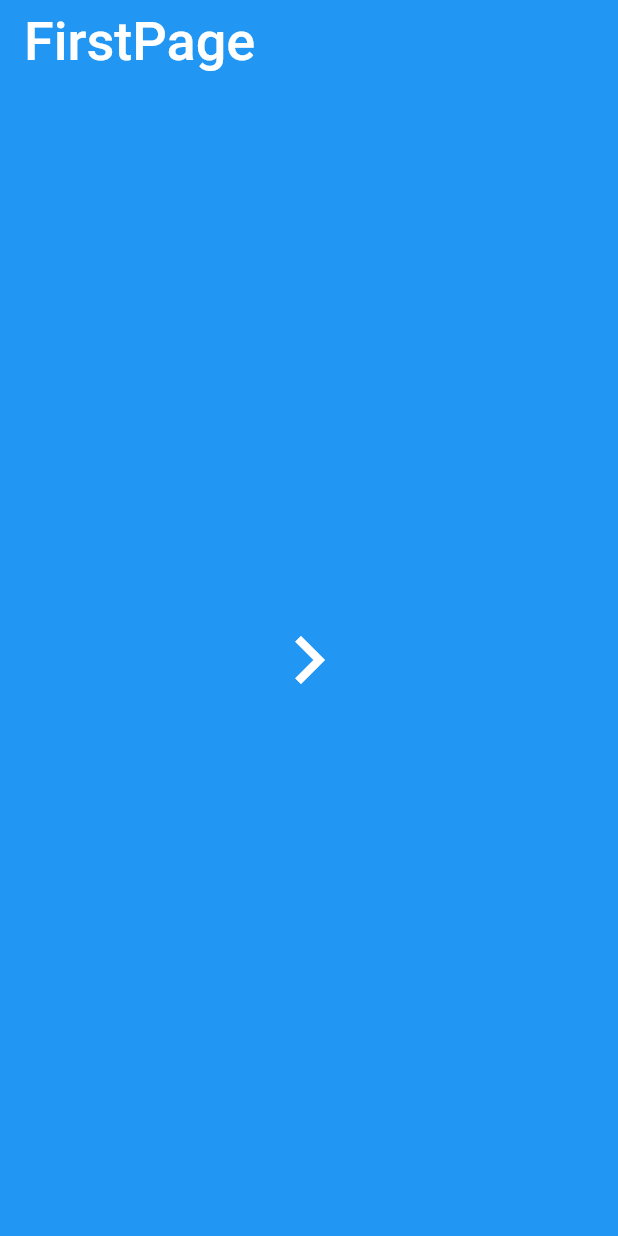
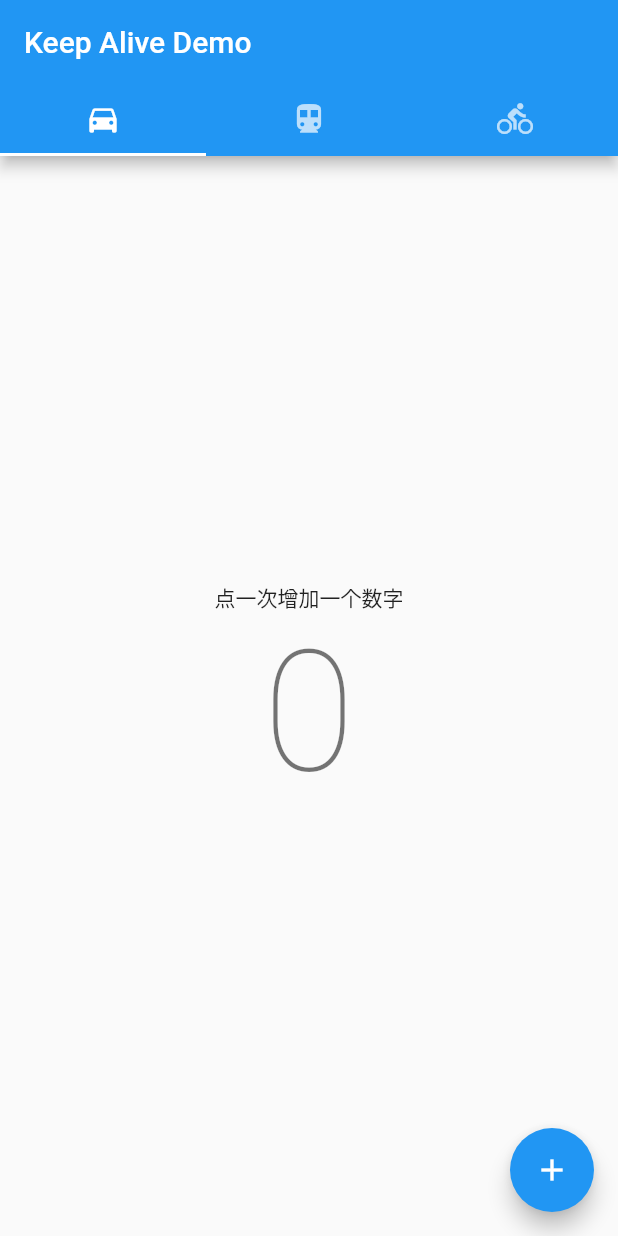
Before and after one commit to 1802343228/flutter-study, a Flutter app: the screen it shows after launch, on a phone screen of 412 x 824 dp. Run offline on Flutter 3.47's test engine with Material 2 defaults, Android fonts, the phone set to English and light mode, and no system bars; our stand-ins replace dio, flutter_easyrefresh, shared_preferences.

Commit message:
毛玻璃，页面状态保持

```diff
--- a/lib/main.dart
+++ b/lib/main.dart
@@ -29,7 +29,9 @@ import 'package:flutter/material.dart';
 // import 'restart/tabbar.dart';
 // import 'shili/bottom_navgation/bottom_navgation_widget.dart';
 // import 'shili/buguize_bottom/bottom_appbar_buguize.dart';
-import 'shili/router_canvas/router_cavas.dart';
+// import 'shili/router_canvas/router_cavas.dart';
+// import 'shili/maoboli/frosted_class_demo.dart';
+import 'shili/keep_state/keep_alive_demo.dart';
 
 
 void main(){
@@ -44,7 +46,7 @@ class MyApp extends StatelessWidget{
         // appBar: AppBar(
         //   title:Text('Flutter Demo')
         // ),
-        body: FirstPage(),
+        body: KeepAliveDemo(),
         // body: FormBiaodanWidget()
         ),
         theme: ThemeData(//配置应用颜色主题
--- a/lib/shili/buguize_bottom/each_biew.dart
+++ b/lib/shili/buguize_bottom/each_biew.dart
@@ -1,7 +1,7 @@
 import 'package:flutter/material.dart';
 
 class EachView extends StatefulWidget {
-  String _title;
+  final String _title;
   EachView(this._title);
   @override
   _EachViewState createState() => _EachViewState();
--- /dev/null
+++ b/lib/shili/keep_state/home_page.dart
@@ -0,0 +1,44 @@
+import 'package:flutter/material.dart';
+
+class MyHomePage extends StatefulWidget {
+  @override
+  _MyHomePageState createState() => _MyHomePageState();
+}
+
+class _MyHomePageState extends State<MyHomePage> with AutomaticKeepAliveClientMixin{
+  int _counter = 0;
+
+  @override
+  bool get wantKeepAlive => true;
+
+  void _increamentCounter() {
+    setState(() {
+      _counter ++;
+    });
+  }
+
+  //build覆盖了'AutomaticKeepAliveClientMixin'中注释为'@mustCallSuper'的方法，但不调用被覆盖的方法 所以需要使用super重载build
+  @override
+  Widget build(BuildContext context) {
+    super.build(context);
+    return Scaffold(
+      body: Center(
+        child: Column(
+          mainAxisAlignment: MainAxisAlignment.center,
+          children: <Widget>[
+            Text('点一次增加一个数字'),
+            Text(
+              '$_counter',
+              style: Theme.of(context).textTheme.headline1,
+            )
+          ],
+        )
+      ),
+      floatingActionButton: FloatingActionButton(
+        onPressed: _increamentCounter,
+        tooltip: 'Increment',
+        child: Icon(Icons.add),
+      ),
+    );
+  }
+}
--- /dev/null
+++ b/lib/shili/keep_state/keep_alive_demo.dart
@@ -0,0 +1,47 @@
+import 'package:flutter/material.dart';
+import 'home_page.dart';
+
+class KeepAliveDemo extends StatefulWidget {
+  @override
+  _KeepAliveDemoState createState() => _KeepAliveDemoState();
+}
+
+class _KeepAliveDemoState extends State<KeepAliveDemo> with SingleTickerProviderStateMixin {
+  TabController _controller;
+
+  @override
+  void initState() {
+    super.initState();
+    _controller = TabController(length: 3, vsync: this);
+  }
+
+  @override
+  void dispose() {
+    _controller.dispose();
+    super.dispose();
+  }
+
+  @override
+  Widget build(BuildContext context) {
+    return Scaffold(
+      appBar: AppBar(
+        title: Text('Keep Alive Demo'),
+        bottom: TabBar(
+          controller: _controller,
+          tabs: <Widget>[
+            Tab(icon:Icon(Icons.directions_car)),
+            Tab(icon:Icon(Icons.directions_transit)),
+            Tab(icon:Icon(Icons.directions_bike)),
+          ],
+        ),
+      ),
+      body: TabBarView(
+        controller: _controller,
+        children: <Widget>[
+          MyHomePage(),
+          MyHomePage(),
+          MyHomePage(),
+        ]),
+    );
+  }
+}
```
Also changed, not shown: lib/shili/bottom_navgation/bottom_navgation_widget.dart (+9 -9 lines), lib/shili/maoboli/frosted_class_demo.dart (added, +39 -0 lines).
